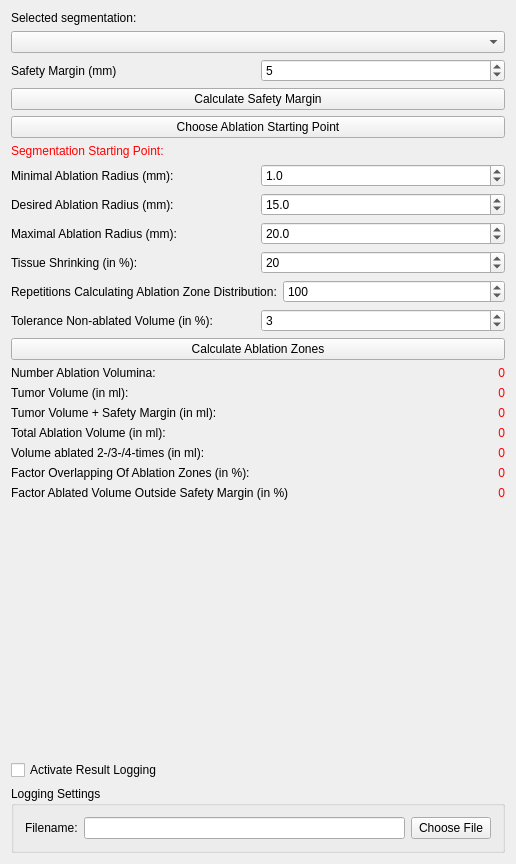
Old version of the form Plugins/org.mitk.gui.qt.ablationplanning/src/internal/QmitkAblationPlanningViewControls.ui in the repository alaansheikhani/MITK.
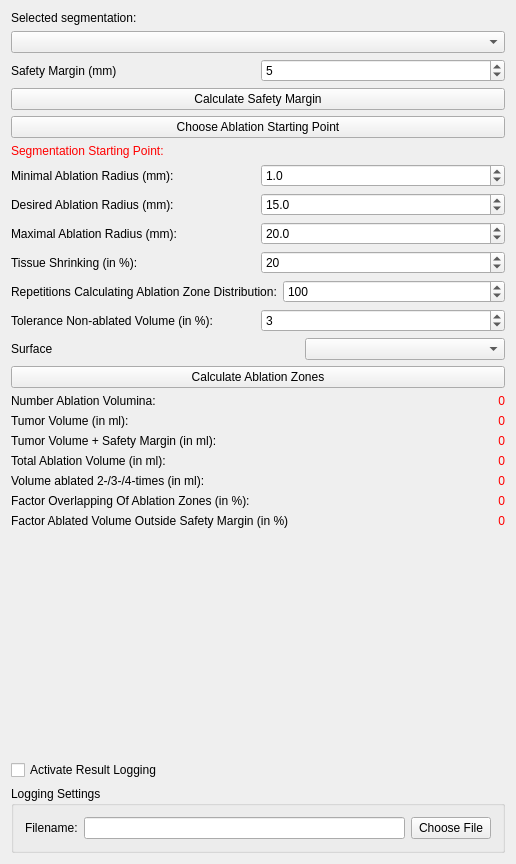
New version of the form. Icons and pictures are not drawn. Custom widgets are drawn as their Qt base class.

```diff
--- a/Plugins/org.mitk.gui.qt.ablationplanning/src/internal/QmitkAblationPlanningViewControls.ui
+++ b/Plugins/org.mitk.gui.qt.ablationplanning/src/internal/QmitkAblationPlanningViewControls.ui
@@ -259,6 +259,40 @@
      </item>
     </layout>
    </item>
+   <item>
+    <layout class="QHBoxLayout" name="horizontalLayout_10">
+     <item>
+      <widget class="QLabel" name="label_2">
+       <property name="text">
+        <string>Surface</string>
+       </property>
+      </widget>
+     </item>
+     <item>
+      <spacer name="horizontalSpacer">
+       <property name="orientation">
+        <enum>Qt::Horizontal</enum>
+       </property>
+       <property name="sizeHint" stdset="0">
+        <size>
+         <width>40</width>
+         <height>20</height>
+        </size>
+       </property>
+      </spacer>
+     </item>
+     <item>
+      <widget class="QmitkDataStorageComboBox" name="applySBox">
+       <property name="minimumSize">
+        <size>
+         <width>200</width>
+         <height>0</height>
+        </size>
+       </property>
+      </widget>
+     </item>
+    </layout>
+   </item>
    <item>
     <widget class="QPushButton" name="calculateAblationZonesPushButton">
      <property name="text">
```
